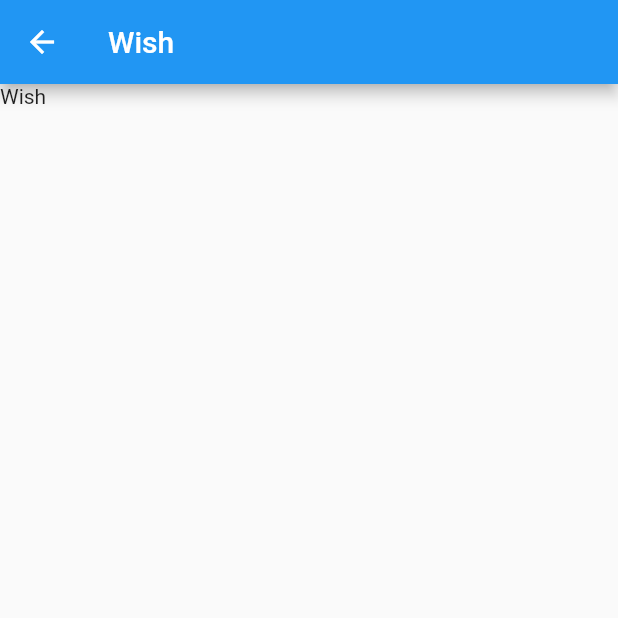
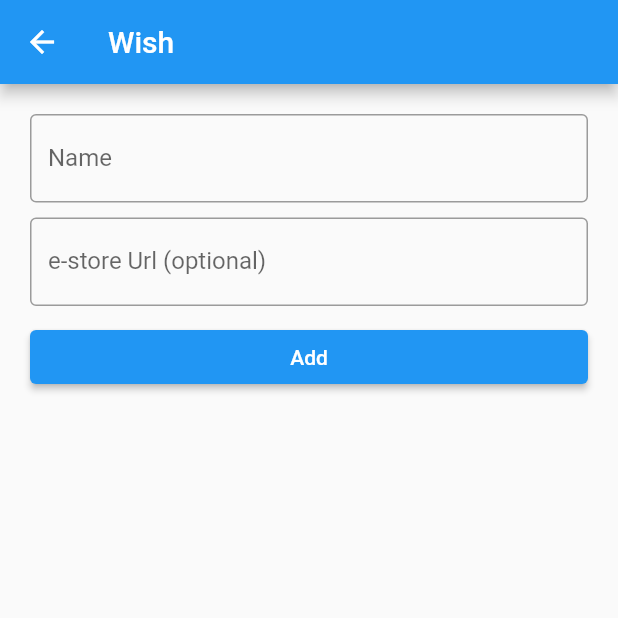
Before and after one commit to carlosrzisc/wish_app, a Flutter app: the WishDetailsScreen screen opened directly, on a phone screen of 412 x 824 dp, the top half of it. Run offline on Flutter 3.47's test engine with Material 2 defaults, Android fonts, the phone set to English and light mode, and no system bars; our stand-ins replace bloc, flutter_bloc, freezed_annotation, shared_preferences; accounts and stored records are empty.

Commit message:
WishDetails screen and store item

```diff
--- a/lib/blocs/wish_details_bloc/wish_details_bloc.dart
+++ b/lib/blocs/wish_details_bloc/wish_details_bloc.dart
@@ -1,15 +1,48 @@
+import 'dart:convert';
+
 import 'package:bloc/bloc.dart';
 import 'package:freezed_annotation/freezed_annotation.dart';
+import 'package:shared_preferences/shared_preferences.dart';
+import 'package:wish_app/model/wish.dart';
+import 'package:wish_app/model/wishes.dart';
 
 part 'wish_details_state.dart';
 part 'wish_details_event.dart';
 part 'wish_details_bloc.freezed.dart';
 
 class WishDetailsBloc extends Bloc<WishDetailsEvent, WishDetailsState> {
+  static late SharedPreferences _preferences;
   WishDetailsBloc() : super(_Initial());
 
   @override
   Stream<WishDetailsState> mapEventToState(WishDetailsEvent gEvent) async* {
-    yield* gEvent.map(save: (SaveWish value) async* {});
+    yield* gEvent.when(save: (String name, String url) async* {
+      bool isValid = true;
+      if (name.length == 0 || !Uri.parse(url).isAbsolute) {
+        yield WishDetailsState.invalid();
+        isValid = false;
+      }
+      if (isValid) {
+        await _saveWish(name, url);
+        yield WishDetailsState.added();
+      }
+    });
+  }
+
+  _saveWish(String name, String url) async {
+    _preferences = await SharedPreferences.getInstance();
+    final wishesString = _preferences.getString("wishes.key");
+    if (wishesString == null) {
+      await _save(Wishes([Wish(name, url)]));
+      return;
+    }
+    final currentList = Wishes.fromJson(json.decode(wishesString));
+    currentList.wishList.add(Wish(name, url));
+
+    await _save(currentList);
+  }
+
+  _save(Wishes list) async {
+    await _preferences.setString("wishes.key", json.encode(list.toJson()));
   }
 }
--- a/lib/blocs/wish_details_bloc/wish_details_event.dart
+++ b/lib/blocs/wish_details_bloc/wish_details_event.dart
@@ -2,5 +2,5 @@ part of 'wish_details_bloc.dart';
 
 @freezed
 class WishDetailsEvent with _$WishDetailsEvent {
-  const factory WishDetailsEvent.save() = SaveWish;
+  const factory WishDetailsEvent.save(String name, String url) = SaveWish;
 }
--- a/lib/blocs/wish_details_bloc/wish_details_state.dart
+++ b/lib/blocs/wish_details_bloc/wish_details_state.dart
@@ -3,7 +3,6 @@ part of 'wish_details_bloc.dart';
 @freezed
 class WishDetailsState with _$WishDetailsState {
   const factory WishDetailsState.initial() = _Initial;
-  const factory WishDetailsState.loadInProgress() = _LoadInProgress;
-  const factory WishDetailsState.loadSuccess() = _LoadSuccess;
-  const factory WishDetailsState.loadFailure() = _LoadFailure;
+  const factory WishDetailsState.invalid() = WishInvalid;
+  const factory WishDetailsState.added() = WishAdded;
 }
--- /dev/null
+++ b/lib/model/wish.dart
@@ -0,0 +1,11 @@
+import 'package:freezed_annotation/freezed_annotation.dart';
+
+part 'wish.freezed.dart';
+part 'wish.g.dart';
+
+@freezed
+class Wish with _$Wish {
+  factory Wish(String name, String? url) = _Wish;
+
+  factory Wish.fromJson(Map<String, dynamic> json) => _$WishFromJson(json);
+}
--- /dev/null
+++ b/lib/model/wishes.dart
@@ -0,0 +1,13 @@
+import 'package:freezed_annotation/freezed_annotation.dart';
+
+import 'wish.dart';
+
+part 'wishes.freezed.dart';
+part 'wishes.g.dart';
+
+@freezed
+class Wishes with _$Wishes {
+  factory Wishes(List<Wish> wishList) = _Wishes;
+
+  factory Wishes.fromJson(Map<String, dynamic> json) => _$WishesFromJson(json);
+}
--- a/lib/ui/wish_details/wish_details_screen.dart
+++ b/lib/ui/wish_details/wish_details_screen.dart
@@ -1,4 +1,6 @@
 import 'package:flutter/material.dart';
+import 'package:flutter_bloc/flutter_bloc.dart';
+import 'package:wish_app/blocs/wish_details_bloc/wish_details_bloc.dart';
 
 class WishDetailsScreen extends StatefulWidget {
   @override
@@ -6,11 +8,76 @@ class WishDetailsScreen extends StatefulWidget {
 }
 
 class _WishDetailsScreenState extends State<WishDetailsScreen> {
+  TextEditingController nameController = TextEditingController();
+  TextEditingController urlController = TextEditingController();
+  late WishDetailsBloc _bloc;
+
+  @override
+  void initState() {
+    _bloc = WishDetailsBloc();
+    super.initState();
+  }
+
   @override
   Widget build(BuildContext context) {
     return Scaffold(
       appBar: AppBar(title: Text("Wish")),
-      body: Text("Wish"),
+      body: _content(),
     );
   }
+
+  Widget _content() => Container(
+      padding: const EdgeInsets.all(20),
+      child: BlocProvider(
+        create: (context) => _bloc,
+        child: BlocListener<WishDetailsBloc, WishDetailsState>(
+          listener: (context, state) {
+            if (state is WishAdded) {
+              Navigator.of(context).pop();
+            }
+          },
+          child: ListView(
+            children: [
+              TextField(
+                controller: nameController,
+                decoration: InputDecoration(
+                    border: OutlineInputBorder(), labelText: 'Name'),
+              ),
+              SizedBox(height: 10),
+              TextField(
+                controller: urlController,
+                decoration: InputDecoration(
+                    border: OutlineInputBorder(),
+                    labelText: 'e-store Url (optional)'),
+              ),
+              SizedBox(height: 10),
+              _error(),
+              Row(
+                children: [
+                  Expanded(
+                    child: ElevatedButton(
+                      onPressed: () {
+                        _bloc.add(SaveWish(nameController.value.text,
+                            urlController.value.text));
+                      },
+                      child: Text('Add'),
+                    ),
+                  ),
+                ],
+              )
+            ],
+          ),
+        ),
+      ));
+
+  Widget _error() =>
+      BlocBuilder<WishDetailsBloc, WishDetailsState>(builder: (context, state) {
+        if (state is WishInvalid) {
+          return Text(
+            "Invalid data, name must not be empty and url must be valid",
+            style: TextStyle(color: Colors.red),
+          );
+        }
+        return Container();
+      });
 }
--- a/pubspec.yaml
+++ b/pubspec.yaml
@@ -12,10 +12,10 @@ dependencies:
   flutter:
     sdk: flutter
 
-
   cupertino_icons: ^1.0.2
   flutter_bloc: ^7.0.1
   freezed_annotation: ^0.14.2
+  shared_preferences: ^2.0.6
 
 dev_dependencies:
   flutter_test:
@@ -23,6 +23,7 @@ dev_dependencies:
 
   build_runner: ^2.0.4
   freezed: ^0.14.2
+  json_serializable: ^4.1.3
   flutter_launcher_icons: ^0.9.0
 
 flutter_icons:
```
Also changed, not shown: lib/blocs/wish_details_bloc/wish_details_bloc.freezed.dart, lib/model/wish.freezed.dart (added), lib/model/wish.g.dart (added), lib/model/wishes.freezed.dart (added), lib/model/wishes.g.dart (added), pubspec.lock, 6 other files.
